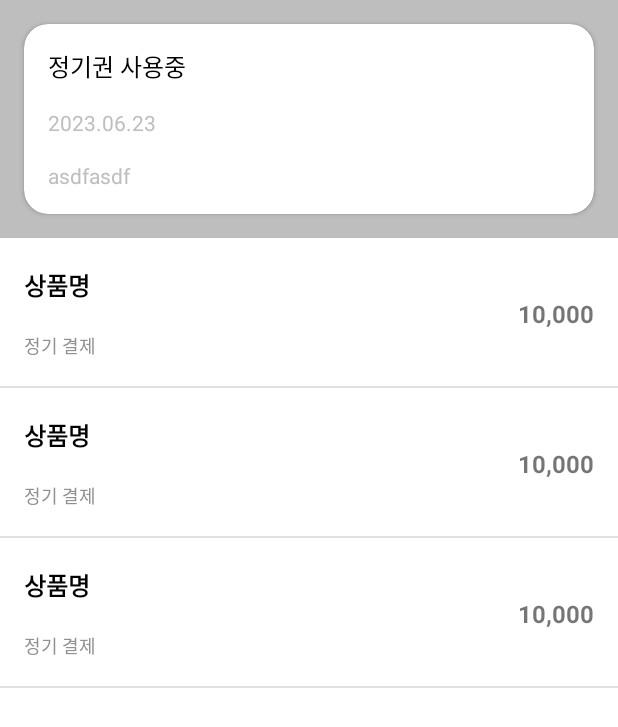
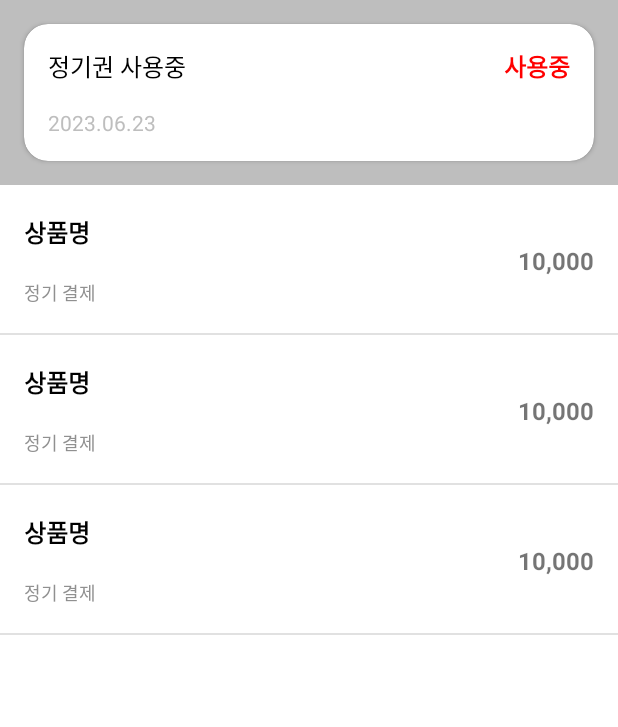
Before and after one commit to 2giwon/MyRegularPayment, an Android app: the layout activity_main.xml on its own in the app's theme, with its tools: preview values and no code run, on a phone screen of 412 x 824 dp. Shown: the top 727 px of the screen. Run offline under Robolectric (Android 15) with nearby library versions, the phone set to English and light mode, and no system bars.

Commit message:
[Fix] 사용중 상품명이 노출되도록 수정

```diff
--- a/app/src/main/res/layout/activity_main.xml
+++ b/app/src/main/res/layout/activity_main.xml
@@ -44,15 +44,29 @@
                         android:layout_width="0dp"
                         android:layout_height="wrap_content"
                         android:layout_marginStart="16dp"
+                        android:layout_marginEnd="8dp"
                         android:layout_marginTop="16dp"
                         android:ellipsize="end"
                         android:maxLines="1"
-                        android:text="@{current.packageName}"
+                        bind_setText_sku="@{current.skus}"
                         android:textColor="@color/black"
                         android:textSize="16dp"
                         app:layout_constraintStart_toStartOf="parent"
                         app:layout_constraintTop_toTopOf="parent"
+                        app:layout_constraintEnd_toStartOf="@id/tv_use"
                         tools:text="@string/using_regular_payment" />
+
+                    <TextView
+                        android:id="@+id/tv_use"
+                        android:layout_width="wrap_content"
+                        android:layout_height="wrap_content"
+                        android:layout_marginEnd="16dp"
+                        android:text="@string/using"
+                        android:textColor="#ff0000"
+                        android:textSize="16dp"
+                        android:textStyle="bold"
+                        app:layout_constraintTop_toTopOf="@id/tv_title"
+                        app:layout_constraintEnd_toEndOf="parent" />
 
                     <TextView
                         android:id="@+id/tv_period"
@@ -74,6 +88,7 @@
                         android:layout_margin="16dp"
                         android:text="@{current.originalJson}"
                         android:textColor="@color/light_grey"
+                        android:visibility="gone"
                         app:layout_constraintEnd_toEndOf="parent"
                         app:layout_constraintStart_toStartOf="parent"
                         app:layout_constraintTop_toBottomOf="@id/tv_period"
--- a/app/src/main/res/values/strings.xml
+++ b/app/src/main/res/values/strings.xml
@@ -6,4 +6,8 @@
     <string name="using_regular_payment">정기권 사용중</string>
     <string name="subscription_title">구독</string>
     <string name="date_format">%1$tY/%1$tm/%1$td %1$tH:%1$tM</string>
+
+    <string name="inapp_product_a0001">이용권 1,000원</string>
+    <string name="subscribe_product_sub002">한달 정기 결제 3,500원</string>
+    <string name="using">사용중</string>
 </resources>
```
Also changed, not shown: app/src/main/java/com/payment/myregularpayment/BillingBindingAdapter.kt (added, +17 -0 lines).
